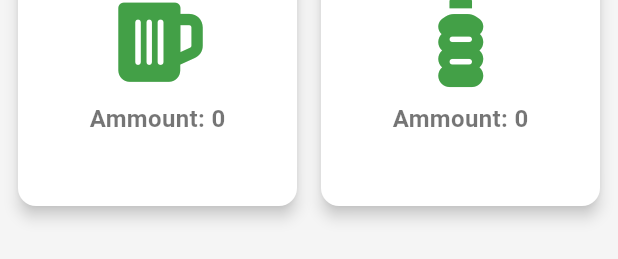
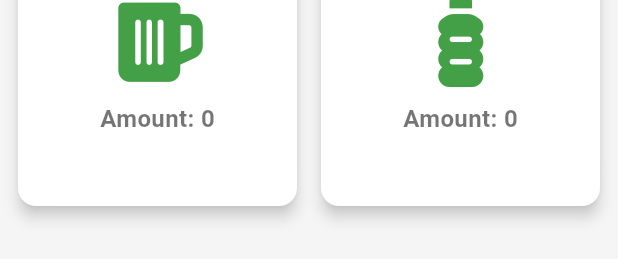
Before and after one commit to stanislav-zeman/recyclomator, a Flutter app: the OfferDetailPage widget shown alone on an empty page, opened directly with empty values, on a phone screen of 412 x 824 dp. Shown: the part 553-812 px from the top of the screen. Run offline on Flutter 3.47's test engine with Material 3 defaults, Android fonts, the phone set to English and light mode, and no system bars; our stand-ins replace cloud_firestore, firebase_auth, firebase_core, font_awesome_flutter, get_it, google_maps_flutter and 3 more; missing offline and left inert: firebase_ui_auth; accounts and stored records are empty; statements that could not run were skipped.

Commit message:
fix(presentation): offer detail amount typo

```diff
--- a/lib/presentation/pages/offer_detail_page.dart
+++ b/lib/presentation/pages/offer_detail_page.dart
@@ -18,8 +18,7 @@ class OfferDetailPage extends StatelessWidget {
 
   final MockUserService _userService = GetIt.I<MockUserService>();
 
-  final FirestoreRepository<Offer> _offerRepository =
-      GetIt.I<FirestoreRepository<Offer>>();
+  final FirestoreRepository<Offer> _offerRepository = GetIt.I<FirestoreRepository<Offer>>();
 
   Widget _buildCreatorButtons() {
     return Row(
@@ -138,11 +137,7 @@ class OfferDetailPage extends StatelessWidget {
   }
 
   int _getNumberOfBottles(ItemType type) {
-    return offer.items
-            .where((Item item) => item.type == type)
-            .firstOrNull
-            ?.count ??
-        0;
+    return offer.items.where((Item item) => item.type == type).firstOrNull?.count ?? 0;
   }
 
   @override
@@ -184,11 +179,11 @@ class OfferDetailPage extends StatelessWidget {
                   ),
                   _buildCard(
                     FontAwesomeIcons.beerMugEmpty,
-                    'Ammount: ${_getNumberOfBottles(ItemType.glass)}',
+                    'Amount: ${_getNumberOfBottles(ItemType.glass)}',
                   ),
                   _buildCard(
                     FontAwesomeIcons.bottleWater,
-                    'Ammount: ${_getNumberOfBottles(ItemType.pet)}',
+                    'Amount: ${_getNumberOfBottles(ItemType.pet)}',
                   ),
                 ],
               ),
```
